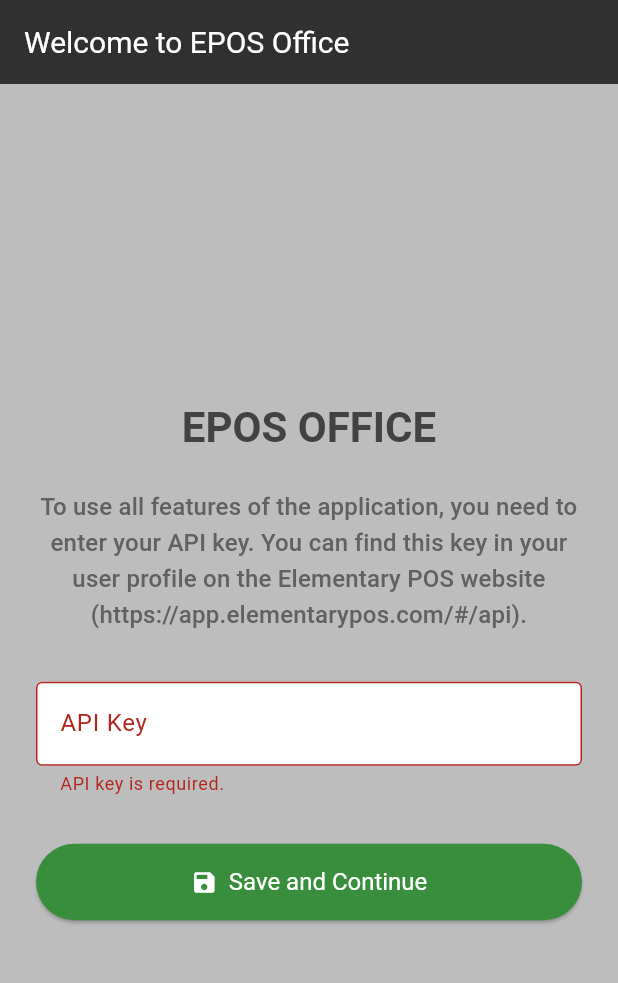
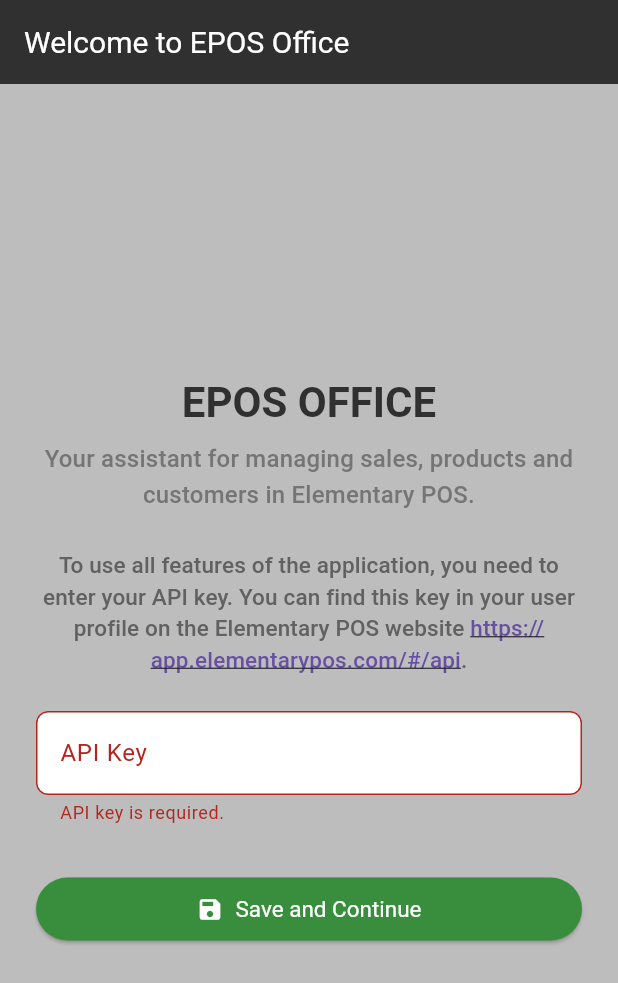
Before and after one commit to Tomakas/elementarypos_office, a Flutter app: the screen it shows after launch, after a tap on "Save and Continue", on a phone screen of 412 x 824 dp. Shown: the top 983 px of the screen. Run offline on Flutter 3.47's test engine with Material 3 defaults, Android fonts, the phone set to English and light mode, and no system bars; our stand-ins replace fl_chart, shared_preferences.

Commit message:
Vylepšení uvítací obrazovky a přidání URL launcheru
- Přidána závislost `url_launcher` pro otevírání odkazů.
- Na uvítací obrazovce byl text vysvětlující API klíč upraven tak, aby URL adresa byla klikatelná a otevírala se v externím prohlížeči.
- Přidán podtitul aplikace na uvítací obrazovku.
- Aktualizovány české a anglické lokalizační soubory pro nové texty a drobné úpravy stávajících.
- Upraven styl tlačítek a textů na uvítací obrazovce pro lepší vizuální konzistenci.
- Aktualizován `pubspec.lock` a konfigurační soubory pro Linux a macOS kvůli nové závislosti.

```diff
--- a/lib/l10n/intl_cs.json
+++ b/lib/l10n/intl_cs.json
@@ -226,11 +226,12 @@
   "loadingData": "Načítám data...",
 
   "welcomeTitle": "Vítejte v EPOS Office",
-  "apiKeyExplanation": "Pro plné využití aplikace je potřeba zadat Váš API klíč. Tento klíč naleznete ve svém uživatelském profilu na webu Elementary POS (https://app.elementarypos.com/#/api).",
+  "apiKeyExplanation": "Pro plné využití aplikace je potřeba zadat Váš API klíč. Tento klíč naleznete ve svém uživatelském profilu na webu Elementary POS https://app.elementarypos.com/#/api.",
   "findApiKeyLinkText": "Kde najdu API klíč?",
   "pasteApiKeyHint": "Vložte API klíč zde",
   "apiKeyRequiredError": "API klíč je povinný.",
   "saveAndContinueButton": "Uložit a pokračovat",
   "invalidApiKeyError": "Zadaný API klíč není platný. Zkontrolujte jej prosím.",
-  "couldNotLaunchUrlError": "Nepodařilo se otevřít odkaz."
+  "couldNotLaunchUrlError": "Nepodařilo se otevřít odkaz.",
+  "appSubtitle": "Váš pomocník pro správu prodejů, produktů a zákazníků v rámci aplikace Elementary POS"
 }
--- a/lib/l10n/intl_en.json
+++ b/lib/l10n/intl_en.json
@@ -226,11 +226,12 @@
   "loadingData": "Loading data...",
 
   "welcomeTitle": "Welcome to EPOS Office",
-  "apiKeyExplanation": "To use all features of the application, you need to enter your API key. You can find this key in your user profile on the Elementary POS website (https://app.elementarypos.com/#/api).",
+  "apiKeyExplanation": "To use all features of the application, you need to enter your API key. You can find this key in your user profile on the Elementary POS website https://app.elementarypos.com/#/api.",
   "findApiKeyLinkText": "Where do I find my API key?",
   "pasteApiKeyHint": "Paste API key here",
   "apiKeyRequiredError": "API key is required.",
   "saveAndContinueButton": "Save and Continue",
   "invalidApiKeyError": "The entered API key is not valid. Please check it.",
-  "couldNotLaunchUrlError": "Could not launch the URL."
+  "couldNotLaunchUrlError": "Could not launch the URL.",
+  "appSubtitle": "Your assistant for managing sales, products and customers in Elementary POS."
 }
--- a/lib/screens/welcome_screen.dart
+++ b/lib/screens/welcome_screen.dart
@@ -1,12 +1,12 @@
 // lib/screens/welcome_screen.dart
+import 'package:flutter/gestures.dart';
 import 'package:flutter/material.dart';
 import 'package:elementarypos_office/l10n/app_localizations.dart';
 import 'package:elementarypos_office/services/utility_services.dart';
-// Pro otevření odkazu v prohlížeči, pokud budete přidávat odkaz na backend:
-// import 'package:url_launcher/url_launcher.dart';
+import 'package:url_launcher/url_launcher.dart';
 
 class WelcomeScreen extends StatefulWidget {
-  final Function(String) onApiKeySaved; // Callback po úspěšném uložení klíče
+  final Function(String) onApiKeySaved;
 
   const WelcomeScreen({super.key, required this.onApiKeySaved});
 
@@ -18,9 +18,6 @@ class _WelcomeScreenState extends State<WelcomeScreen> {
   final _formKey = GlobalKey<FormState>();
   final _apiKeyController = TextEditingController();
   bool _isLoading = false;
-  // Volitelné: Pro testování validity API klíče před uložením
-  // bool _isTestingKey = false;
-  // String? _testKeyError;
 
   @override
   void dispose() {
@@ -35,54 +32,48 @@ class _WelcomeScreenState extends State<WelcomeScreen> {
 
     setState(() {
       _isLoading = true;
-      // _testKeyError = null; // Pokud byste implementovali testování klíče
     });
 
     final apiKey = _apiKeyController.text.trim();
-
-    // Zde byste mohli přidat volitelnou logiku pro otestování API klíče
-    // např. zavoláním nějakého jednoduchého endpointu. Prozatím přeskočíme.
-    // bool isKeyValid = await _testApiKey(apiKey);
-    // if (!isKeyValid) {
-    //   if (mounted) {
-    //     setState(() {
-    //       _isLoading = false;
-    //       _testKeyError = AppLocalizations.of(context)!.translate('invalidApiKeyError'); // Přidat do lokalizace
-    //     });
-    //   }
-    //   return;
-    // }
-
     await StorageService.saveApiKey(apiKey);
-    widget.onApiKeySaved(apiKey); // Informuje MyApp, že klíč byl uložen
-
-    // Navigace na MainScreen bude řešena v MyApp na základě změny stavu.
-    // Není tedy nutné volat Navigator.pushReplacement zde, pokud MyApp
-    // dynamicky mění zobrazovanou úvodní obrazovku.
+    widget.onApiKeySaved(apiKey);
   }
 
-  // Volitelná metoda pro otevření odkazu na backend
-  // Future<void> _launchBackendUrl() async {
-  //   final Uri url = Uri.parse('https://vas-backend.cz/kde-najit-api-klic'); // Nahraďte skutečnou URL
-  //   if (!await launchUrl(url)) {
-  //     if (mounted) {
-  //       ScaffoldMessenger.of(context).showSnackBar(
-  //         SnackBar(content: Text(AppLocalizations.of(context)!.translate('couldNotLaunchUrlError'))), // Přidat do lokalizace
-  //       );
-  //     }
-  //   }
-  // }
+  Future<void> _launchURL(String urlString) async {
+    final Uri url = Uri.parse(urlString);
+    if (!await launchUrl(url, mode: LaunchMode.externalApplication)) {
+      if (mounted) {
+        ScaffoldMessenger.of(context).showSnackBar(
+          SnackBar(content: Text(AppLocalizations.of(context)!.translate('couldNotLaunchUrlError'))),
+        );
+      }
+    }
+  }
 
   @override
   Widget build(BuildContext context) {
     final localizations = AppLocalizations.of(context)!;
     final theme = Theme.of(context);
 
+    String fullExplanationText = localizations.translate('apiKeyExplanation');
+    String urlToLaunch = "https://app.elementarypos.com/#/api";
+
+    String textBeforeUrl = fullExplanationText;
+    String linkText = "";
+    String textAfterUrl = "";
+
+    int urlStartIndex = fullExplanationText.indexOf(urlToLaunch);
+    if (urlStartIndex != -1) {
+      textBeforeUrl = fullExplanationText.substring(0, urlStartIndex);
+      linkText = urlToLaunch;
+      textAfterUrl = fullExplanationText.substring(urlStartIndex + urlToLaunch.length);
+    } else {
+      textBeforeUrl = fullExplanationText;
+    }
+
     return Scaffold(
       appBar: AppBar(
-        title: Text(localizations.translate('welcomeTitle')), // Přidat "welcomeTitle" do lokalizace
-        backgroundColor: Colors.grey[850],
-        titleTextStyle: const TextStyle(color: Colors.white, fontSize: 20.0),
+        title: Text(localizations.translate('welcomeTitle')),
       ),
       body: Center(
         child: SingleChildScrollView(
@@ -94,61 +85,62 @@ class _WelcomeScreenState extends State<WelcomeScreen> {
               crossAxisAlignment: CrossAxisAlignment.stretch,
               children: <Widget>[
                 Text(
-                  localizations.translate('appTitle'), // Použijte existující klíč
+                  localizations.translate('appTitle'),
                   textAlign: TextAlign.center,
-                  style: theme.textTheme.headlineMedium?.copyWith(fontWeight: FontWeight.bold, color: Colors.grey[800]),
+                  style: theme.textTheme.headlineMedium?.copyWith(fontWeight: FontWeight.bold, color: Colors.grey[850]),
+                ),
+                const SizedBox(height: 8.0),
+                Text(
+                  localizations.translate('appSubtitle'),
+                  textAlign: TextAlign.center,
+                  style: theme.textTheme.titleMedium?.copyWith(color: Colors.grey[600]),
                 ),
                 const SizedBox(height: 24.0),
-                Text(
-                  localizations.translate('apiKeyExplanation'), // Přidat "apiKeyExplanation" do lokalizace
-                  // Např.: "Pro plné využití aplikace je potřeba zadat API klíč. Najdete ho ve svém uživatelském profilu na našem webu."
+                RichText(
                   textAlign: TextAlign.center,
-                  style: theme.textTheme.titleMedium?.copyWith(color: Colors.grey[700]),
+                  text: TextSpan(
+                    style: theme.textTheme.titleSmall?.copyWith(color: Colors.grey[700], fontSize: 15),
+                    children: <TextSpan>[
+                      TextSpan(text: textBeforeUrl),
+                      if (linkText.isNotEmpty)
+                        TextSpan(
+                          text: linkText,
+                          style: TextStyle(
+                            color: theme.colorScheme.primary,
+                            decoration: TextDecoration.underline,
+                            fontSize: 15,
+                          ),
+                          recognizer: TapGestureRecognizer()
+                            ..onTap = () {
+                              _launchURL(linkText);
+                            },
+                        ),
+                      TextSpan(text: textAfterUrl),
+                    ],
+                  ),
                 ),
-                const SizedBox(height: 8.0),
-                // Volitelný odkaz
-                // TextButton(
-                //   onPressed: _launchBackendUrl,
-                //   child: Text(localizations.translate('findApiKeyLinkText')), // Přidat "findApiKeyLinkText", např. "Kde najdu API klíč?"
-                // ),
                 const SizedBox(height: 24.0),
                 TextFormField(
                   controller: _apiKeyController,
                   decoration: InputDecoration(
                     labelText: localizations.translate('apiKeyLabel'),
-                    hintText: localizations.translate('pasteApiKeyHint'), // Přidat "pasteApiKeyHint", např. "Vložte API klíč"
-                    border: const OutlineInputBorder(),
-                    filled: true,
-                    fillColor: Colors.white,
+                    hintText: localizations.translate('pasteApiKeyHint'),
                   ),
                   validator: (value) {
                     if (value == null || value.trim().isEmpty) {
-                      return localizations.translate('apiKeyRequiredError'); // Přidat "apiKeyRequiredError"
+                      return localizations.translate('apiKeyRequiredError');
                     }
                     return null;
                   },
                 ),
-                // Volitelné: Zobrazení chyby při testování klíče
-                // if (_testKeyError != null)
-                //   Padding(
-                //     padding: const EdgeInsets.only(top: 8.0),
-                //     child: Text(
-                //       _testKeyError!,
-                //       style: TextStyle(color: theme.colorScheme.error, fontSize: 14),
-                //       textAlign: TextAlign.center,
-                //     ),
-                //   ),
                 const SizedBox(height: 32.0),
                 _isLoading
                     ? const Center(child: CircularProgressIndicator())
                     : ElevatedButton.icon(
                   icon: const Icon(Icons.save),
-                  label: Text(localizations.translate('saveAndContinueButton')), // Přidat "saveAndContinueButton", např. "Uložit a pokračovat"
+                  label: Text(localizations.translate('saveAndContinueButton')),
                   style: ElevatedButton.styleFrom(
-                    padding: const EdgeInsets.symmetric(vertical: 16.0),
                     backgroundColor: Colors.green[700],
-                    foregroundColor: Colors.white,
-                    textStyle: const TextStyle(fontSize: 16),
                   ),
                   onPressed: _saveAndProceed,
                 ),
--- a/pubspec.yaml
+++ b/pubspec.yaml
@@ -18,6 +18,7 @@ dependencies:
     sdk: flutter
   uuid: ^4.5.1
   path_provider: ^2.0.11
+  url_launcher: ^6.0.0
 
   cupertino_icons: ^1.0.8
 
```
Also changed, not shown: pubspec.lock, 3 other files.
